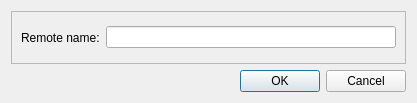
Before: the Qt Designer form src/dialogs/PeerAuthenticationDialog.ui in wejaeger/l2tp-ipsec-vpn, drawn with Qt 5.
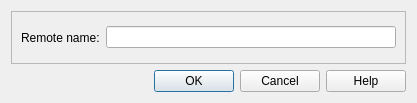
After: the same form once the commit is applied.

Commit message: added help button to all dialogs

Patch:
```diff
--- a/src/dialogs/PeerAuthenticationDialog.ui
+++ b/src/dialogs/PeerAuthenticationDialog.ui
@@ -51,7 +51,7 @@
       <enum>Qt::Horizontal</enum>
      </property>
      <property name="standardButtons">
-      <set>QDialogButtonBox::Cancel|QDialogButtonBox::Ok</set>
+      <set>QDialogButtonBox::Cancel|QDialogButtonBox::Help|QDialogButtonBox::Ok</set>
      </property>
     </widget>
    </item>
```
Left out of the diff: 8 changed lines with no effect on the pictures. The commit also changes 27 other files.
